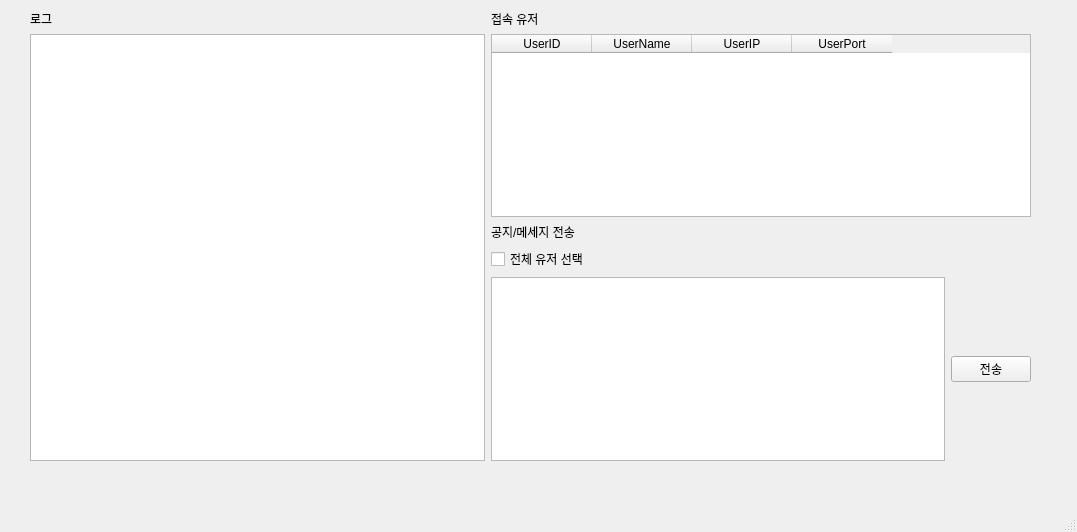
Qt form mainwindow.ui (Goseongcheol/QTcpServer) before a commit.
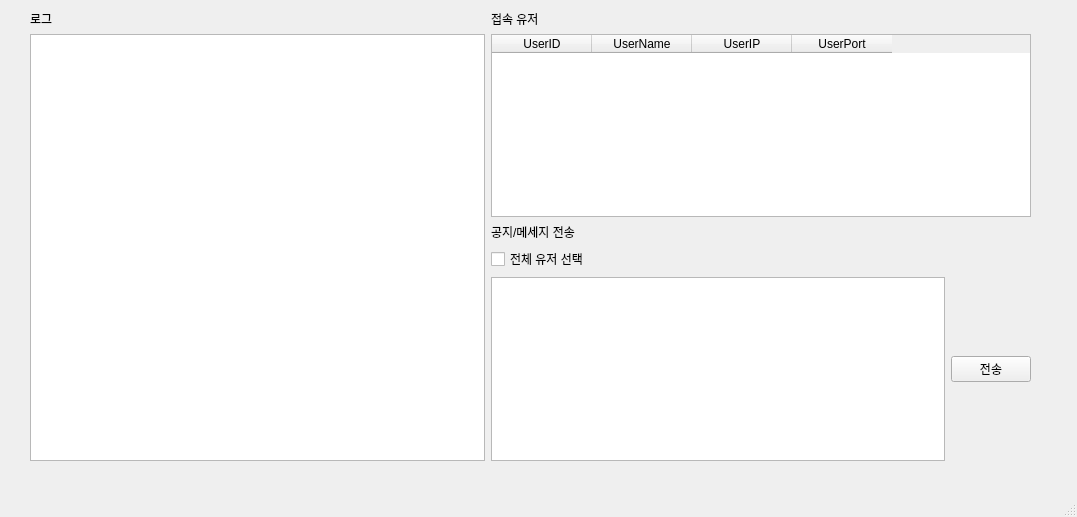
The same form after that commit.

Commit message: DISCONNECT - USERLEAVE

The edit to the form file:
```diff
--- a/mainwindow.ui
+++ b/mainwindow.ui
@@ -7,7 +7,7 @@
     <x>0</x>
     <y>0</y>
     <width>1077</width>
-    <height>532</height>
+    <height>517</height>
    </rect>
   </property>
   <property name="windowTitle">
```
Left out of the diff: 34 changed lines with no effect on the pictures. The commit also changes 2 other files.
